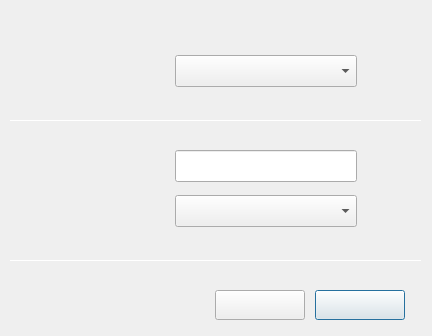
Before: the Qt Designer form wireless-security/dlgconnhidwifi.ui in ukui/kylin-nm, drawn with Qt 5.
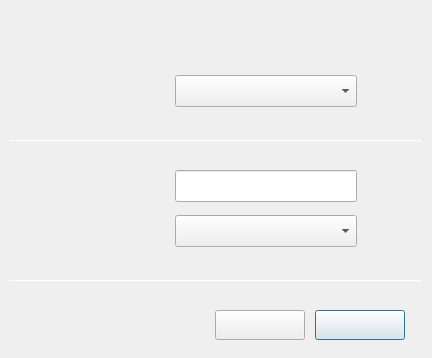
After: the same form once the commit is applied.

```diff
--- a/wireless-security/dlgconnhidwifi.ui
+++ b/wireless-security/dlgconnhidwifi.ui
@@ -7,7 +7,7 @@
     <x>0</x>
     <y>0</y>
     <width>432</width>
-    <height>336</height>
+    <height>358</height>
    </rect>
   </property>
   <property name="windowTitle">
@@ -17,7 +17,7 @@
    <property name="geometry">
     <rect>
      <x>76</x>
-     <y>60</y>
+     <y>80</y>
      <width>90</width>
      <height>20</height>
     </rect>
@@ -38,7 +38,7 @@
    <property name="geometry">
     <rect>
      <x>175</x>
-     <y>55</y>
+     <y>75</y>
      <width>182</width>
      <height>32</height>
     </rect>
@@ -56,7 +56,7 @@
    <property name="geometry">
     <rect>
      <x>76</x>
-     <y>156</y>
+     <y>176</y>
      <width>90</width>
      <height>20</height>
     </rect>
@@ -74,7 +74,7 @@
    <property name="geometry">
     <rect>
      <x>175</x>
-     <y>195</y>
+     <y>215</y>
      <width>182</width>
      <height>32</height>
     </rect>
@@ -92,7 +92,7 @@
    <property name="geometry">
     <rect>
      <x>76</x>
-     <y>201</y>
+     <y>221</y>
      <width>90</width>
      <height>20</height>
     </rect>
@@ -110,7 +110,7 @@
    <property name="geometry">
     <rect>
      <x>175</x>
-     <y>150</y>
+     <y>170</y>
      <width>182</width>
      <height>32</height>
     </rect>
@@ -125,7 +125,7 @@
    <property name="geometry">
     <rect>
      <x>315</x>
-     <y>290</y>
+     <y>310</y>
      <width>90</width>
      <height>30</height>
     </rect>
@@ -143,7 +143,7 @@
    <property name="geometry">
     <rect>
      <x>215</x>
-     <y>290</y>
+     <y>310</y>
      <width>90</width>
      <height>30</height>
     </rect>
@@ -161,7 +161,7 @@
    <property name="geometry">
     <rect>
      <x>30</x>
-     <y>15</y>
+     <y>30</y>
      <width>140</width>
      <height>22</height>
     </rect>
@@ -192,7 +192,7 @@
    <property name="geometry">
     <rect>
      <x>10</x>
-     <y>120</y>
+     <y>140</y>
      <width>412</width>
      <height>1</height>
     </rect>
@@ -208,7 +208,7 @@
    <property name="geometry">
     <rect>
      <x>10</x>
-     <y>260</y>
+     <y>280</y>
      <width>412</width>
      <height>1</height>
     </rect>
```
